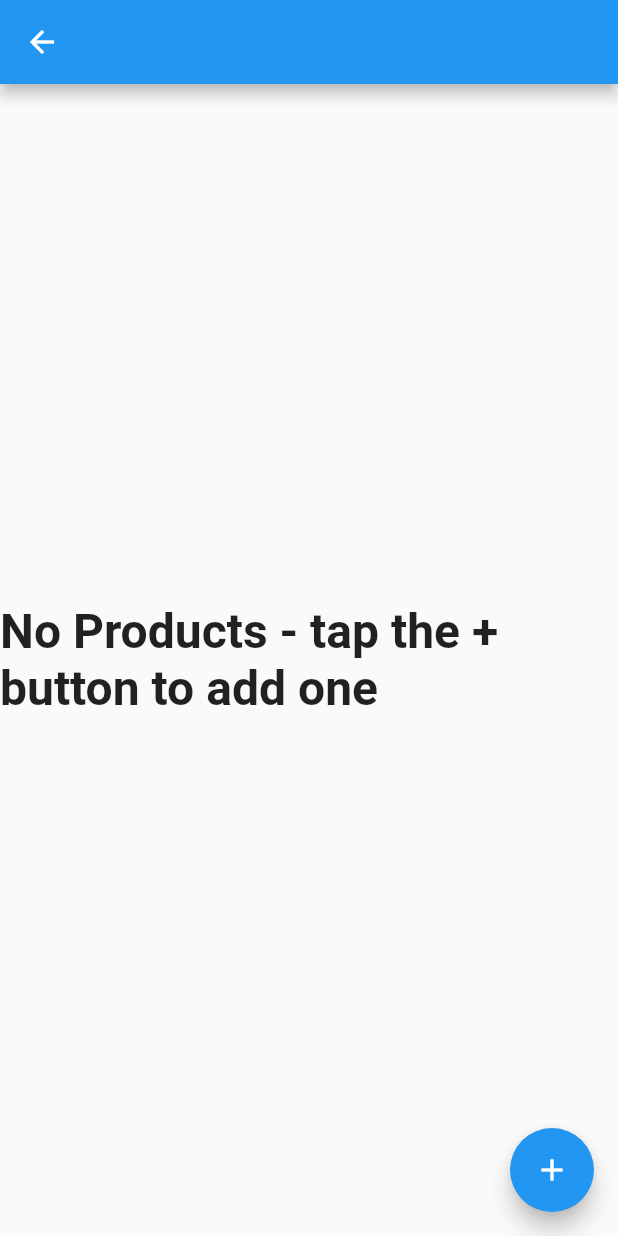
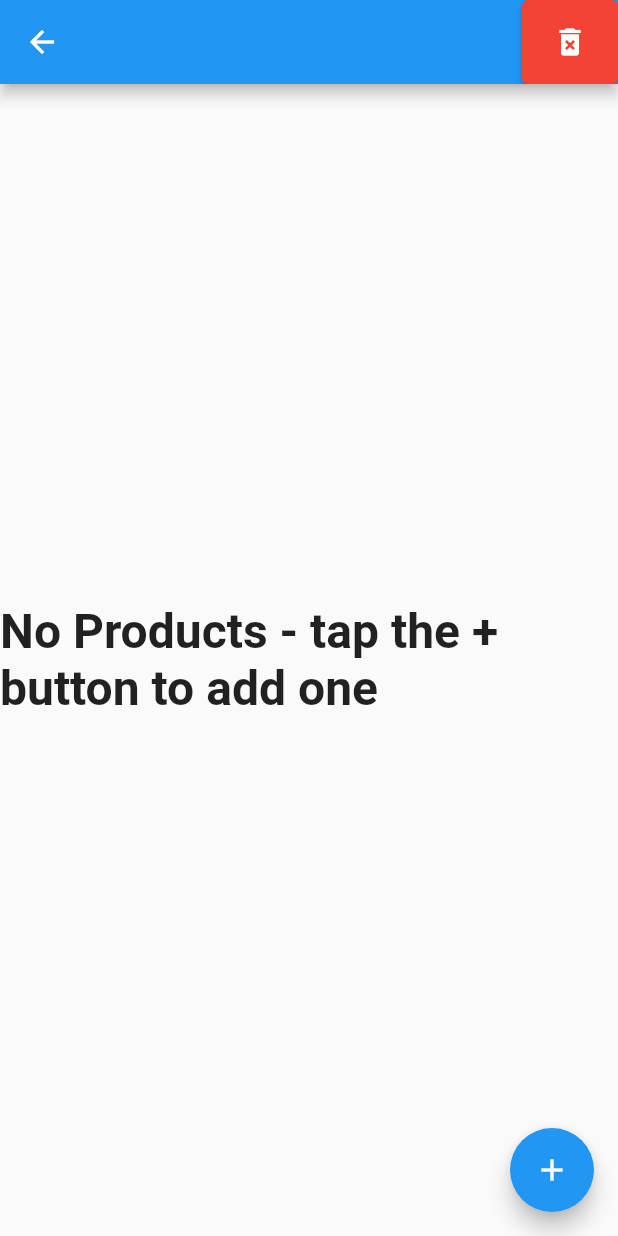
Before and after one commit to simongroom/batcher, a Flutter app: the ProductList screen opened directly with empty values, on a phone screen of 412 x 824 dp. Run offline on Flutter 3.47's test engine with Material 2 defaults, Android fonts, the phone set to English and light mode, and no system bars; our stand-ins replace cloud_firestore, firebase_core, pdf, share; missing offline and left inert: cloud_firestore_web, firebase_core_web, flutter_full_pdf_viewer, universal_html; accounts and stored records are empty.

Commit message:
client and product_list: give ability to delete client if client has no products

```diff
--- a/lib/models/client.dart
+++ b/lib/models/client.dart
@@ -30,4 +30,8 @@ class Client {
   Future save() async {
     return clients.doc(clientId).set(toJson());
   }
+
+  Future delete() async {
+    return clients.doc(clientId).delete();
+  }
 }
--- a/lib/product_list.dart
+++ b/lib/product_list.dart
@@ -42,11 +42,29 @@ class _ProductListState extends State<ProductList> {
     });
   }
 
+  Future deleteClient() {
+    return client.delete().then((value) => Navigator.pop(context));
+  }
+
   @override
   Widget build(BuildContext context) {
     return Scaffold(
       appBar: AppBar(
         title: Text(client.clientName),
+        actions: [
+          productList.length > 0
+              ? Container()
+              : ElevatedButton(
+                  style: ButtonStyle(
+                    backgroundColor:
+                        MaterialStateProperty.all<Color>(Colors.red),
+                  ),
+                  onPressed: productList.length == 0 ? deleteClient : null,
+                  child: Icon(
+                    Icons.delete_forever,
+                  ),
+                )
+        ],
       ),
       body: productList.length == 0
           ? Center(
```
